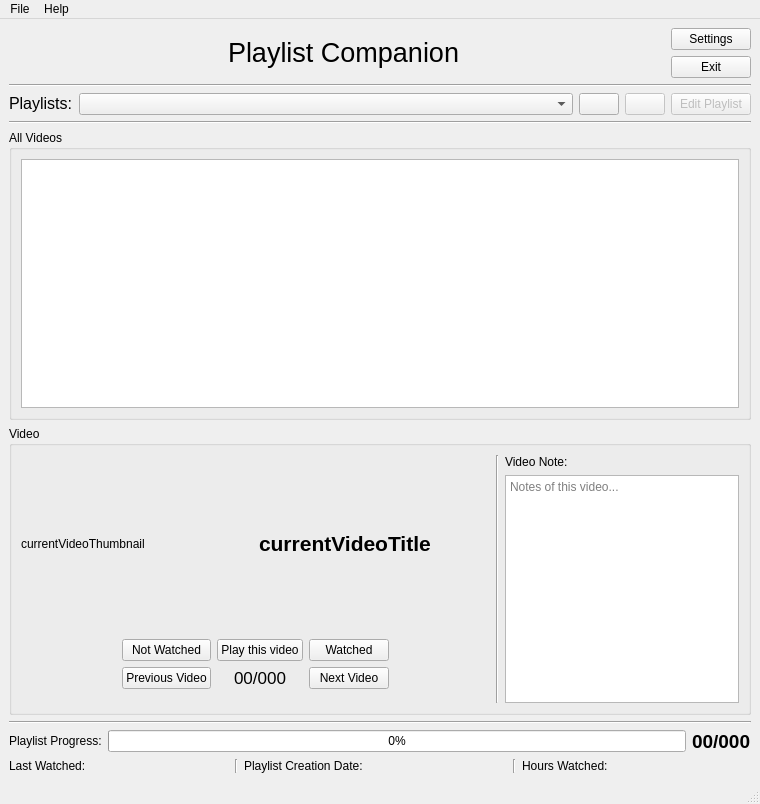
Qt form src/PlaylistCompanion/mainwindow.ui (KaziRifatMorshed/Playlist-Companion) before a commit.
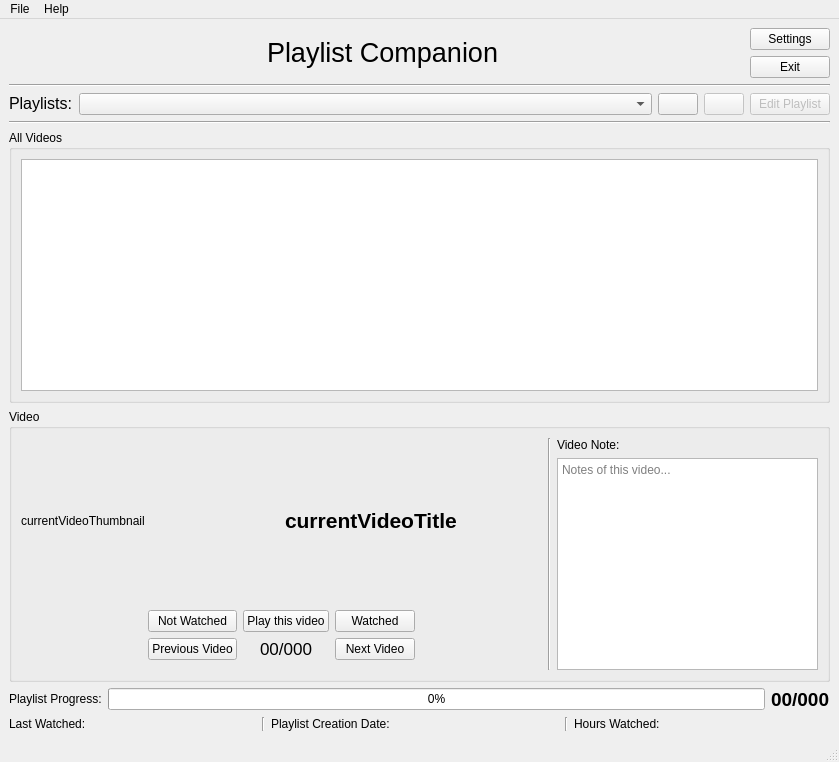
The same form after that commit. Icons and pictures are not drawn.

The edit to the form file:
```diff
--- a/src/PlaylistCompanion/mainwindow.ui
+++ b/src/PlaylistCompanion/mainwindow.ui
@@ -6,8 +6,8 @@
    <rect>
     <x>0</x>
     <y>0</y>
-    <width>760</width>
-    <height>804</height>
+    <width>839</width>
+    <height>762</height>
    </rect>
   </property>
   <property name="windowTitle">
@@ -429,13 +429,6 @@
       </layout>
      </widget>
     </item>
-    <item>
-     <widget class="Line" name="line_4">
-      <property name="orientation">
-       <enum>Qt::Orientation::Horizontal</enum>
-      </property>
-     </widget>
-    </item>
     <item>
      <layout class="QHBoxLayout" name="horizontalLayout_3">
       <item>
@@ -591,7 +584,7 @@
     <rect>
      <x>0</x>
      <y>0</y>
-     <width>760</width>
+     <width>839</width>
      <height>21</height>
     </rect>
    </property>
```
